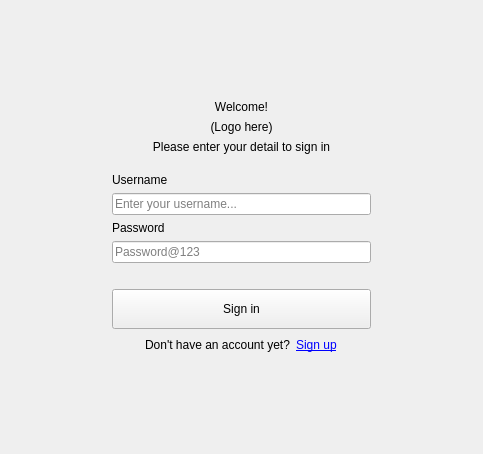
Above: src/components/widgets/login/loginform.ui from DamPhuQuy/Scientific-Article-Management before the change. Below: the same form after it.
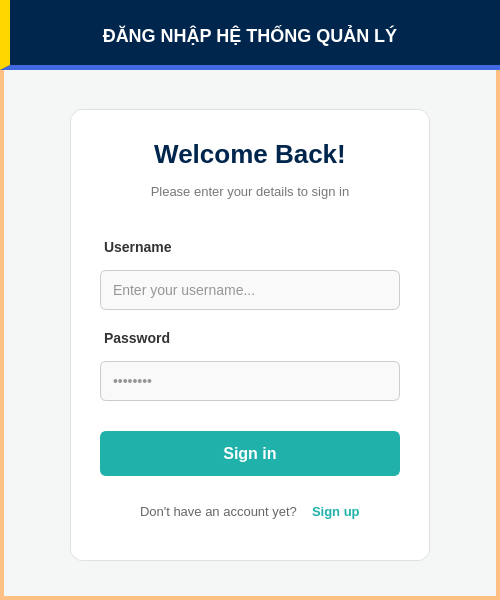
That is the form after the change.

```diff
--- a/src/components/widgets/login/loginform.ui
+++ b/src/components/widgets/login/loginform.ui
@@ -6,57 +6,193 @@
    <rect>
     <x>0</x>
     <y>0</y>
-    <width>483</width>
-    <height>454</height>
+    <width>500</width>
+    <height>600</height>
    </rect>
   </property>
   <property name="windowTitle">
    <string>Form</string>
   </property>
-  <layout class="QGridLayout" name="gridLayout">
+
+  <property name="styleSheet">
+   <string notr="true">
+    /* --- MAIN FORM --- */
+    QWidget#LoginForm {
+        background-color: #f4f7f6;
+        border: 4px solid #FFC085; /* Viền cam nhận diện */
+    }
+
+    QWidget { font-family: &quot;Segoe UI&quot;, Arial, sans-serif; font-size: 14px; }
+
+    /* --- CONTAINER (HỘP ĐĂNG NHẬP) --- */
+    QWidget#container {
+        background-color: #ffffff;
+        border: 1px solid #e0e0e0;
+        border-radius: 12px;
+    }
+
+    /* --- LABELS --- */
+    QLabel#welcomeLabel {
+        font-size: 26px;
+        font-weight: 900;
+        color: #00264d; /* Xanh đậm */
+    }
+    QLabel#subtitleLabel {
+        color: #777;
+        font-size: 13px;
+        margin-bottom: 10px;
+    }
+    QLabel#usernameLabel, QLabel#passwordLabel {
+        font-weight: bold;
+        color: #333;
+        margin-top: 5px;
+    }
+    QLabel#signUpPromptLabel {
+        color: #666;
+        font-size: 13px;
+    }
+    QLabel#signUpLabel {
+        color: #20B2AA;
+        font-weight: bold;
+        font-size: 13px;
+    }
+    QLabel#signUpLabel:hover {
+        color: #17a098;
+        text-decoration: underline;
+    }
+
+    /* --- INPUT FIELDS --- */
+    QLineEdit { 
+      background-color: #f9f9f9; 
+      border: 1px solid #cccccc; 
+      border-radius: 6px; 
+      padding: 10px; 
+      color: #333; 
+      font-size: 14px;
+    }
+    QLineEdit:focus { 
+      background-color: #ffffff; 
+      border: 2px solid #20B2AA; /* Viền xanh ngọc khi focus */
+    }
+   </string>
+  </property>
+
+  <layout class="QVBoxLayout" name="mainLayout">
+   <property name="spacing">
+    <number>0</number>
+   </property>
+   <property name="leftMargin">
+    <number>0</number>
+   </property>
+   <property name="topMargin">
+    <number>0</number>
+   </property>
+   <property name="rightMargin">
+    <number>0</number>
+   </property>
+   <property name="bottomMargin">
+    <number>0</number>
+   </property>
+
+   <item>
+    <widget class="QWidget" name="headerContainer" native="true">
+     <property name="minimumSize">
+      <size>
+       <width>0</width>
+       <height>70</height>
+      </size>
+     </property>
+     <property name="styleSheet">
+      <string notr="true">
+       QWidget#headerContainer {
+           background-color: #00264d;
+           border-bottom: 5px solid #4169E1;
+           border-left: 10px solid #FFD700; /* VẠCH VÀNG LOGO DUT */
+       }
+      </string>
+     </property>
+     <layout class="QHBoxLayout" name="horizontalLayout_Header">
+      <item>
+       <widget class="QLabel" name="lblHeader">
+        <property name="text">
+         <string>ĐĂNG NHẬP HỆ THỐNG QUẢN LÝ</string>
+        </property>
+        <property name="alignment">
+         <set>Qt::AlignmentFlag::AlignCenter</set>
+        </property>
+        <property name="styleSheet">
+         <string notr="true">
+          color: #ffffff;
+          font-weight: 900;
+          font-size: 18px;
+          background: transparent;
+         </string>
+        </property>
+       </widget>
+      </item>
+     </layout>
+    </widget>
+   </item>
+
+   <item>
+    <layout class="QGridLayout" name="gridLayout_Body">
    <item row="0" column="1">
-    <spacer name="verticalSpacer_2">
+      <spacer name="verticalSpacer_Top">
      <property name="orientation">
       <enum>Qt::Orientation::Vertical</enum>
      </property>
      <property name="sizeHint" stdset="0">
       <size>
        <width>20</width>
-       <height>85</height>
+         <height>40</height>
       </size>
      </property>
     </spacer>
    </item>
+     
    <item row="1" column="0">
-    <spacer name="horizontalSpacer">
+      <spacer name="horizontalSpacer_Left">
      <property name="orientation">
       <enum>Qt::Orientation::Horizontal</enum>
      </property>
      <property name="sizeHint" stdset="0">
       <size>
-       <width>106</width>
+         <width>40</width>
        <height>20</height>
       </size>
      </property>
     </spacer>
    </item>
+     
    <item row="1" column="1">
     <widget class="QWidget" name="container" native="true">
+       <property name="minimumSize">
+        <size>
+         <width>350</width>
+         <height>0</height>
+        </size>
+       </property>
      <layout class="QVBoxLayout" name="verticalLayout">
+        <property name="spacing">
+         <number>15</number>
+        </property>
+        <property name="leftMargin">
+         <number>30</number>
+        </property>
+        <property name="topMargin">
+         <number>30</number>
+        </property>
+        <property name="rightMargin">
+         <number>30</number>
+        </property>
+        <property name="bottomMargin">
+         <number>40</number>
+        </property>
+        
       <item>
        <widget class="QLabel" name="welcomeLabel">
         <property name="text">
-         <string>Welcome!</string>
-        </property>
-        <property name="alignment">
-         <set>Qt::AlignmentFlag::AlignCenter</set>
-        </property>
-       </widget>
-      </item>
-      <item>
-       <widget class="QLabel" name="logoLabel">
-        <property name="text">
-         <string>(Logo here)</string>
+           <string>Welcome Back!</string>
         </property>
         <property name="alignment">
          <set>Qt::AlignmentFlag::AlignCenter</set>
@@ -66,7 +202,7 @@
       <item>
        <widget class="QLabel" name="subtitleLabel">
         <property name="text">
-         <string>Please enter your detail to sign in</string>
+           <string>Please enter your details to sign in</string>
         </property>
         <property name="alignment">
          <set>Qt::AlignmentFlag::AlignCenter</set>
@@ -81,7 +217,7 @@
         <property name="sizeHint" stdset="0">
          <size>
           <width>20</width>
-          <height>18</height>
+            <height>10</height>
          </size>
         </property>
        </spacer>
@@ -113,7 +249,7 @@
          <enum>QLineEdit::EchoMode::Password</enum>
         </property>
         <property name="placeholderText">
-         <string>Password@123</string>
+           <string>••••••••</string>
         </property>
        </widget>
       </item>
@@ -125,7 +261,7 @@
         <property name="sizeHint" stdset="0">
          <size>
           <width>40</width>
-          <height>20</height>
+            <height>15</height>
          </size>
         </property>
        </spacer>
@@ -135,16 +271,37 @@
         <property name="minimumSize">
          <size>
           <width>0</width>
-          <height>40</height>
-         </size>
-        </property>
+            <height>45</height>
+           </size>
+          </property>
+          <property name="cursor">
+           <cursorShape>PointingHandCursor</cursorShape>
+          </property>
         <property name="text">
          <string>Sign in</string>
         </property>
-       </widget>
-      </item>
+          <property name="styleSheet">
+           <string notr="true">
+            QPushButton {
+             background-color: #20B2AA; 
+             border: 2px solid #20B2AA; 
+             border-radius: 6px; 
+             color: white; 
+             font-weight: bold;
+             font-size: 16px;
+            }
+            QPushButton:hover { background-color: #17a098; border-color: #17a098; }
+            QPushButton:pressed { background-color: #0e6b65; border-color: #0e6b65; }
+           </string>
+          </property>
+         </widget>
+        </item>
+  
       <item>
        <layout class="QHBoxLayout" name="signUpLayout">
+          <property name="topMargin">
+           <number>10</number>
+          </property>
         <item>
          <spacer name="horizontalSpacer_4">
           <property name="orientation">
@@ -168,10 +325,7 @@
         <item>
          <widget class="QLabel" name="signUpLabel">
           <property name="text">
-           <string>&lt;a href='#'&gt;Sign up&lt;/a&gt;</string>
-          </property>
-          <property name="textFormat">
-           <enum>Qt::TextFormat::RichText</enum>
+             <string>Sign up</string>
           </property>
          </widget>
         </item>
@@ -193,31 +347,35 @@
      </layout>
     </widget>
    </item>
+     
    <item row="1" column="2">
-    <spacer name="horizontalSpacer_2">
+      <spacer name="horizontalSpacer_Right">
      <property name="orientation">
       <enum>Qt::Orientation::Horizontal</enum>
      </property>
      <property name="sizeHint" stdset="0">
       <size>
-       <width>106</width>
+         <width>40</width>
        <height>20</height>
       </size>
      </property>
     </spacer>
    </item>
+     
    <item row="2" column="1">
-    <spacer name="verticalSpacer">
+      <spacer name="verticalSpacer_Bottom">
      <property name="orientation">
       <enum>Qt::Orientation::Vertical</enum>
      </property>
      <property name="sizeHint" stdset="0">
       <size>
        <width>20</width>
-       <height>84</height>
+         <height>40</height>
       </size>
      </property>
     </spacer>
+     </item>
+    </layout>
    </item>
   </layout>
  </widget>
```
Left out of the diff: 18 changed lines with no effect on the pictures. Lines whose indentation alone changed are shown as unchanged.
